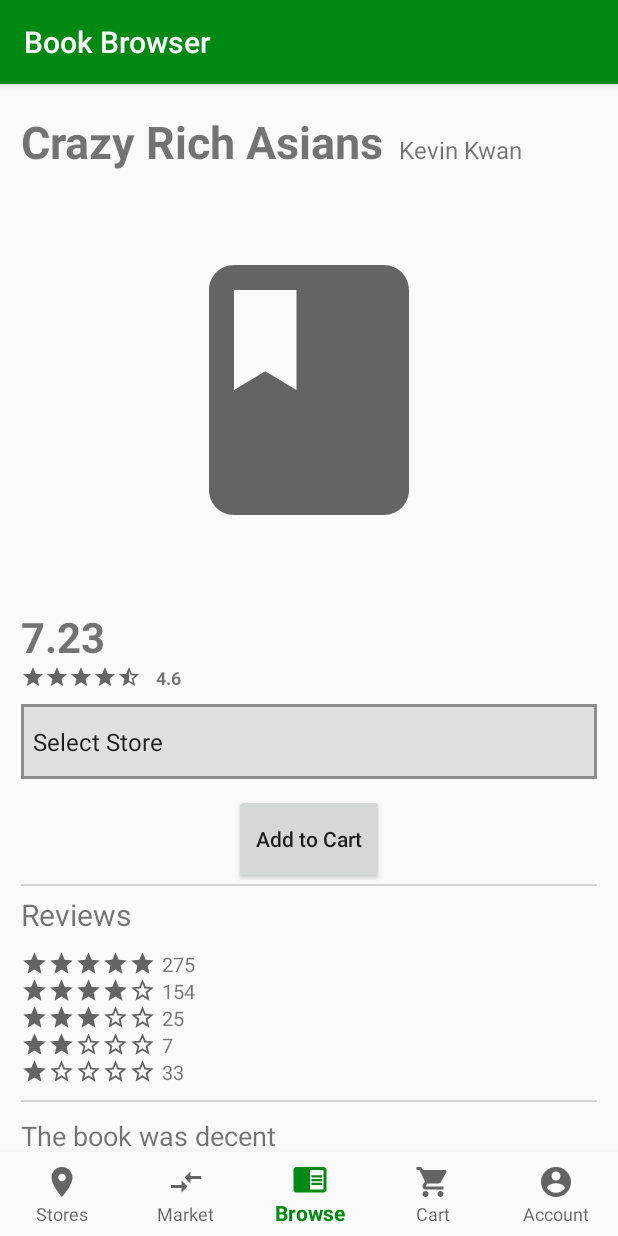
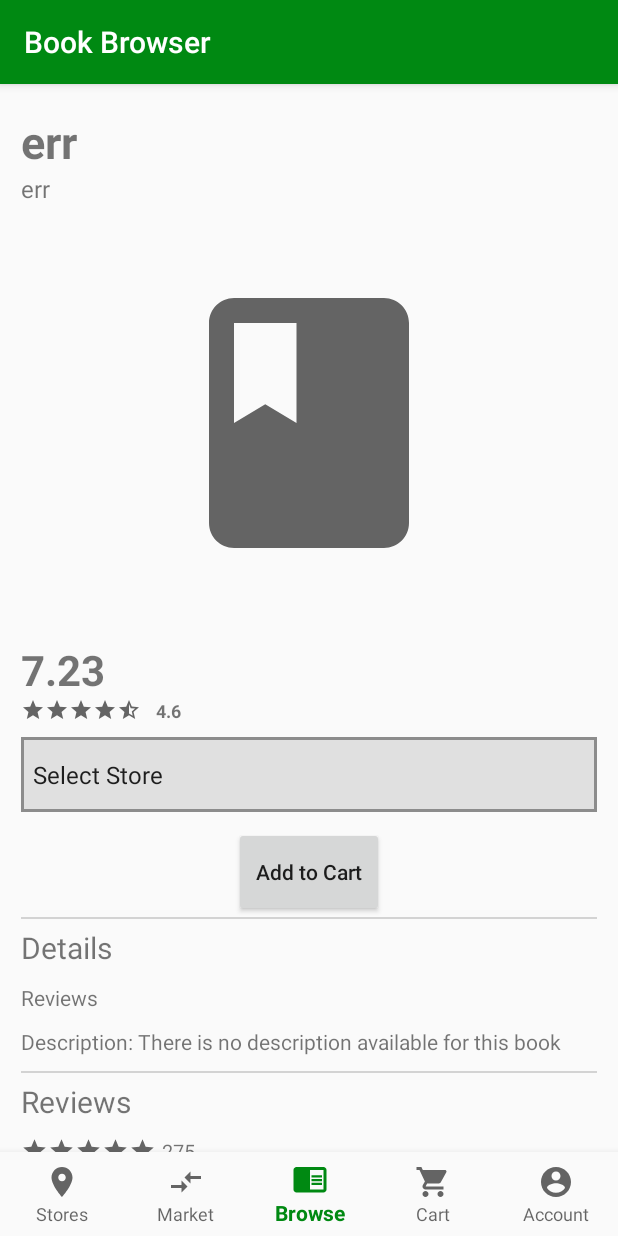
Before and after one commit to LanceDCantu/BookBrowser, an Android app: the BookInfoStore screen opened directly, with no data from a screen before it, on a phone screen of 412 x 824 dp. Run offline under Robolectric (Android 15) with nearby library versions, the phone set to English and light mode, and no system bars; our stand-ins replace Firebase (no records; nobody signed in at launch, a user with empty details on screens opened directly); 2 statements that could not run were skipped.

Commit message:
Books are now clickable, and navigate to the proper book (with an exception. If you scroll down at all the adapter position returns a weird result and sends to the wrong book. Also, lots of updates.

```diff
--- a/app/src/main/AndroidManifest.xml
+++ b/app/src/main/AndroidManifest.xml
@@ -62,8 +62,10 @@
         <!--android:theme="@style/AppTheme.NoAnimation"-->
 
             <intent-filter>
+                <action android:name="android.intent.action.MAIN"/>
 
                 <category android:name="android.intent.category.LAUNCHER"/>
+                <action android:name="android.intent.action.SEARCH"/>
             </intent-filter>
 
             <meta-data
@@ -87,11 +89,7 @@
         <activity
                 android:name=".FireBaseLogin"
                 android:label="@string/title_activity_login">
-            <intent-filter>
-                <action android:name="android.intent.action.MAIN"/>
 
-                <category android:name="android.intent.category.LAUNCHER"/>
-            </intent-filter>
         </activity>
 
         <activity
--- a/app/src/main/java/com/example/lance/bookbrowser/Cart/CartFragment.kt
+++ b/app/src/main/java/com/example/lance/bookbrowser/Cart/CartFragment.kt
@@ -68,12 +68,6 @@ class CartFragment : Fragment() {
             mDatasetPrice,
             mDatasetStore
         )
-
-        mAdapter.setOnItemClickListener(object : CustomCartAdapter.ClickListener {
-            override fun onItemClick(position: Int, v: View) {
-                Toast.makeText(activity, "we did it!", Toast.LENGTH_SHORT).show()
-            }
-        })
 
         // Set CustomAdapter as the adapter for RecyclerView.
         mRecyclerView.adapter = mAdapter
--- a/app/src/main/java/com/example/lance/bookbrowser/Cart/CustomCartAdapter.kt
+++ b/app/src/main/java/com/example/lance/bookbrowser/Cart/CustomCartAdapter.kt
@@ -25,7 +25,7 @@ RecyclerView.Adapter<CustomCartAdapter.ViewHolder>() {
         var bookTitleTextView: TextView = v.findViewById<View>(R.id.book_title) as TextView
         var bookAuthorTextView: TextView = v.findViewById<View>(R.id.book_author) as TextView
         var bookPriceTextView: TextView = v.findViewById<View>(R.id.book_price) as TextView
-        var bookStoreTextView: TextView = v.findViewById<View>(R.id.book_review) as TextView
+        var bookStoreTextView: TextView = v.findViewById<View>(R.id.book_isbn) as TextView
 
         init {
             v.setOnClickListener(this)
--- a/app/src/main/java/com/example/lance/bookbrowser/MyOffers/MyOffersFragment.kt
+++ b/app/src/main/java/com/example/lance/bookbrowser/MyOffers/MyOffersFragment.kt
@@ -73,6 +73,12 @@ class MyOffersFragment : Fragment() {
         // Set CustomAdapter as the adapter for RecyclerView.
         mRecyclerView.adapter = mAdapter
         // END_INCLUDE(initializeRecyclerView)
+
+        mAdapter.setOnItemClickListener(object : CustomOffersAdapter.ClickListener {
+            override fun onItemClick(position: Int, v: View) {
+                Toast.makeText(activity, "we did it!", Toast.LENGTH_SHORT).show()
+            }
+        })
 
         return rootView
     }
--- a/app/src/main/res/layout/book_info_store.xml
+++ b/app/src/main/res/layout/book_info_store.xml
@@ -19,25 +19,20 @@
                 android:layout_marginRight="14dp"
                 tools:context=".BookInfoMarket">
 
-
-                <LinearLayout
-                    android:layout_width="match_parent"
-                    android:layout_height="wrap_content"
-                    android:orientation="horizontal">
                 <TextView
+                        android:id="@+id/book_title_text"
                         android:layout_width="wrap_content"
                         android:layout_height="wrap_content"
-                        android:text="Crazy Rich Asians"
+                        android:text="err"
                         android:textSize="30sp"
                         android:textStyle="bold"/>
 
                 <TextView
+                        android:id="@+id/book_author_text"
                         android:layout_width="wrap_content"
                         android:layout_height="wrap_content"
-                        android:text="Kevin Kwan"
-                        android:layout_marginLeft="10dp"
+                        android:text="err"
                         android:textSize="16sp"/>
-            </LinearLayout>
 
                 <ImageView
                         android:id="@+id/imageView2"
@@ -50,6 +45,7 @@
                         tools:src="@drawable/baseline_book_24" />
 
                 <TextView
+                        android:id="@+id/book_price_text"
                         android:layout_width="wrap_content"
                         android:layout_height="wrap_content"
                         android:text="7.23"
@@ -115,6 +111,36 @@
                         android:layout_gravity="center_horizontal"
                         android:text="Add to Cart"
                         android:textAllCaps="false"/>
+
+                <View
+                        android:layout_width="match_parent"
+                        android:layout_height="1dp"
+                        android:background="@color/colorGray"
+                        android:layout_marginBottom="5dp"
+                />
+
+                <TextView
+                        android:layout_width="wrap_content"
+                        android:layout_height="wrap_content"
+                        android:text="@string/details"
+                        android:textSize="20sp"
+                        android:layout_marginBottom="10dp"/>
+
+                <TextView
+                        android:id="@+id/book_isbn_text"
+                        android:layout_width="wrap_content"
+                        android:layout_height="wrap_content"
+                        android:text="@string/reviews"
+                        android:textSize="14sp"
+                        android:layout_marginBottom="10dp"/>
+
+                <TextView
+                        android:id="@+id/book_description_text"
+                        android:layout_width="wrap_content"
+                        android:layout_height="wrap_content"
+                        android:text="Description: There is no description available for this book"
+                        android:textSize="14sp"
+                        android:layout_marginBottom="10dp"/>
 
                 <View
                         android:layout_width="match_parent"
--- a/app/src/main/res/values/strings.xml
+++ b/app/src/main/res/values/strings.xml
@@ -82,4 +82,6 @@
     <string name="my_account">My Account</string>
     <string name="about_us">About Us</string>
     <string name="title_activity_create_account">Create Account</string>
+    <string name="details">Details</string>
+    <string name="none">none</string>
 </resources>
```
Also changed, not shown: app/src/main/java/com/example/lance/bookbrowser/BookInfoStore.kt (+52 -15 lines), app/src/main/java/com/example/lance/bookbrowser/Cart/Cart.kt (+4 -9 lines), app/src/main/java/com/example/lance/bookbrowser/MainSearch.kt (+8 -12 lines), app/src/main/java/com/example/lance/bookbrowser/MarketSearch.kt (+10 -12 lines), app/src/main/java/com/example/lance/bookbrowser/MyInterests/CustomInterestsAdapter.kt (+20 -6 lines), app/src/main/java/com/example/lance/bookbrowser/MyInterests/MyInterestsFragment.kt (+7 -0 lines), app/src/main/java/com/example/lance/bookbrowser/MyOffers/CustomOffersAdapter.kt (+27 -4 lines), app/src/main/res/layout/activity_main_search.xml (+1 -10 lines), app/src/main/res/layout/activity_market_search.xml (+1 -11 lines), app/src/main/res/layout/product_item.xml (+13 -20 lines), app/src/main/res/layout/product_item_market.xml (+30 -7 lines), app/src/main/java/com/example/lance/bookbrowser/User.kt (line endings or trailing spaces).
